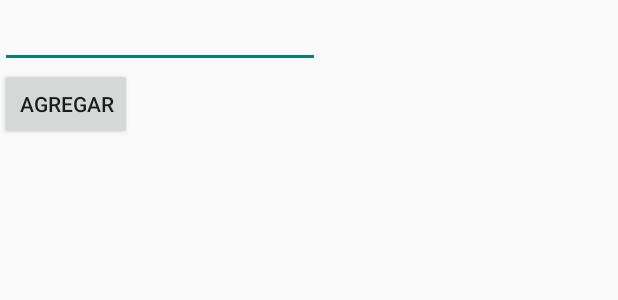
After one commit to Rafael-Guerrero-Moreira/EasyDelivery, an Android app: the layout activity_create_category.xml on its own in the app's theme, with its tools: preview values and no code run, on a phone screen of 412 x 824 dp. The commit adds this screen. Shown: the top 300 px of the screen. Run offline under Robolectric (Android 15) with nearby library versions, the phone set to English and light mode, and no system bars.

Commit message:
Categorias de productos Pdt Ubicar los starActivity de esta Activity donde corresponda

```diff
--- a/app/src/main/AndroidManifest.xml
+++ b/app/src/main/AndroidManifest.xml
@@ -22,7 +22,8 @@
         android:roundIcon="@mipmap/logo"
         android:supportsRtl="true"
         android:theme="@style/Theme.EasyDeliver">
-        <activity android:name=".module.SendToCar"></activity>
+        <activity android:name=".CreateCategory"></activity>
+        <activity android:name=".module.SendToCar" />
         <activity android:name=".module.ClientInfo" />
         <!--
              The API key for Google Maps-based APIs is defined as a string resource.
--- /dev/null
+++ b/app/src/main/res/layout/activity_create_category.xml
@@ -0,0 +1,45 @@
+<?xml version="1.0" encoding="utf-8"?>
+<RelativeLayout xmlns:android="http://schemas.android.com/apk/res/android"
+    xmlns:app="http://schemas.android.com/apk/res-auto"
+    xmlns:tools="http://schemas.android.com/tools"
+    android:layout_width="match_parent"
+    android:layout_height="match_parent"
+    tools:context=".CreateCategory">
+    <LinearLayout
+        android:layout_width="match_parent"
+        android:layout_height="match_parent"
+        android:orientation="vertical">
+        <LinearLayout
+    android:layout_width="wrap_content"
+    android:layout_height="wrap_content"
+    android:orientation="vertical">
+    <EditText
+        android:id="@+id/editTextCategoryName"
+        android:layout_width="wrap_content"
+        android:layout_height="wrap_content"
+        android:ems="10"
+        android:inputType="textPersonName"
+        android:text=""
+        tools:layout_editor_absoluteX="119dp"
+        tools:layout_editor_absoluteY="186dp" />
+
+    <Button
+        android:id="@+id/button"
+        android:layout_width="wrap_content"
+        android:layout_height="wrap_content"
+        android:text="Agregar"
+        android:onClick="addCaterogy"
+        />
+</LinearLayout>
+    <LinearLayout
+        android:layout_width="match_parent"
+        android:layout_height="match_parent">
+        <ListView
+            android:id="@+id/listViewCategory"
+            android:layout_width="match_parent"
+            android:layout_height="match_parent"/>
+    </LinearLayout>
+
+    </LinearLayout>
+
+</RelativeLayout>
```
Also changed, not shown: app/src/main/java/com/example/easydelivery/Adapter/AdapterCategory.java (added, +28 -0 lines), app/src/main/java/com/example/easydelivery/CreateCategory.java (added, +79 -0 lines), app/src/main/java/com/example/easydelivery/helpers/FireBaseRealtime.java (+58 -7 lines), app/src/main/java/com/example/easydelivery/model/Category.java (added, +31 -0 lines), app/src/main/java/com/example/easydelivery/model/Product.java (+9 -0 lines), app/src/main/java/com/example/easydelivery/module/ModuleProduct.java (+37 -1 lines), app/src/main/res/layout/activity_module_product.xml (+11 -0 lines), app/src/main/res/layout/category_list.xml (added, +15 -0 lines).
